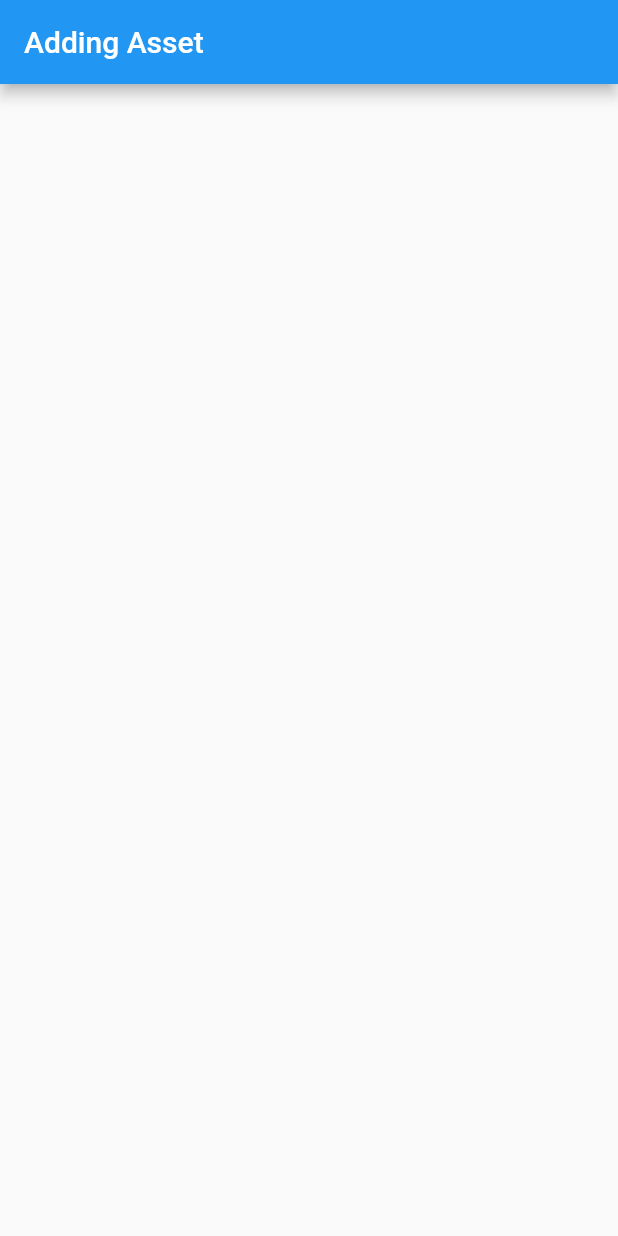
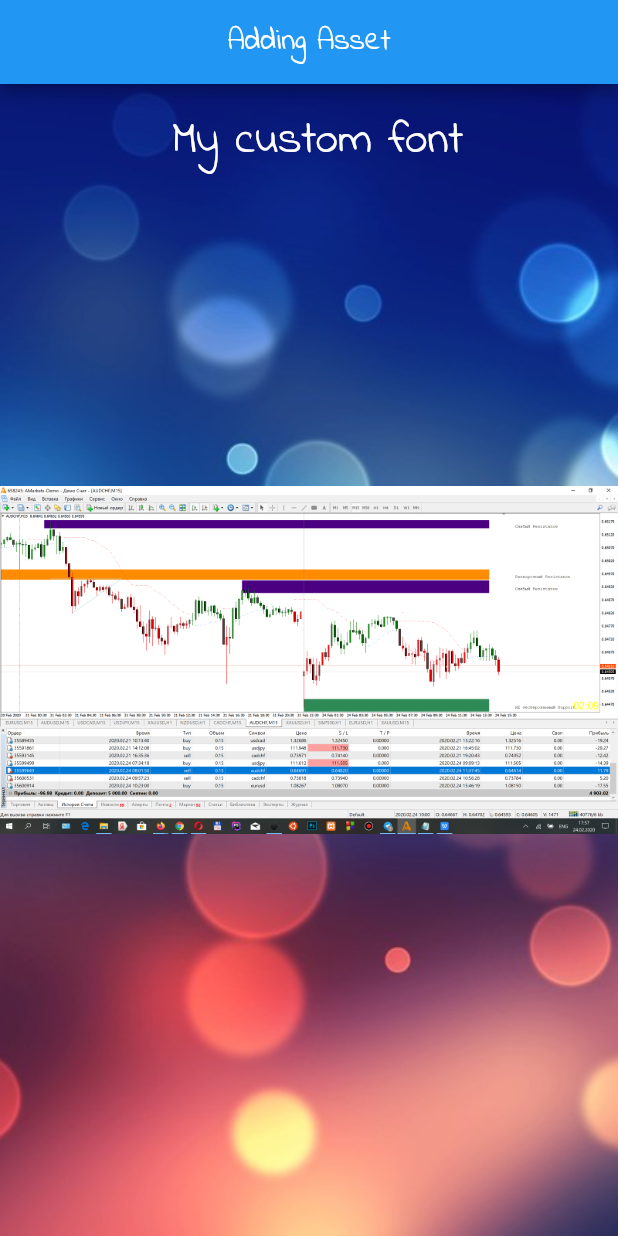
Before and after one commit to vik2573/flutter_asset, a Flutter app: the screen it shows after launch, on a phone screen of 412 x 824 dp. Run offline on Flutter 3.47's test engine with Material 2 defaults, Android fonts, the phone set to English and light mode, and no system bars.

Commit message:
App_asset_font Commit

```diff
--- a/lib/main.dart
+++ b/lib/main.dart
@@ -7,11 +7,40 @@ class MyApp extends StatelessWidget {
   @override
   Widget build(BuildContext context) {
     return MaterialApp(
+      theme: ThemeData(fontFamily: "IndieFlower"),
       home: Scaffold(
         appBar: AppBar(
           title: Text("Adding Asset"),
+          centerTitle: true,
         ),
-        body: null,
+        body: Center(
+          child: Stack(
+            fit: StackFit.expand,
+            children: <Widget>[
+              Container(
+                decoration: BoxDecoration(
+                  image: DecorationImage(
+                    image: AssetImage("assets/images/bd.jpg"),
+                    fit: BoxFit.cover,
+                  ),
+                ),
+              ),
+              Image.asset("assets/icons/icon.png"),
+              Positioned(
+                top: 16,
+                left: 115,
+                child: Text(
+                  "My custom font",
+                  style: TextStyle(
+                    fontSize: 30,
+                    color: Colors.white,
+                    // fontFamily: "IndieFlower",
+                  ),
+                ),
+              )
+            ],
+          ),
+        ),
       ),
     );
   }
```
Also changed, not shown: pubspec.yaml (+17 -16 lines), assets/icons/icon.png (added), assets/images/bd.jpg (added), fonts/IndieFlower-Regular.ttf (added), 1 other file.
